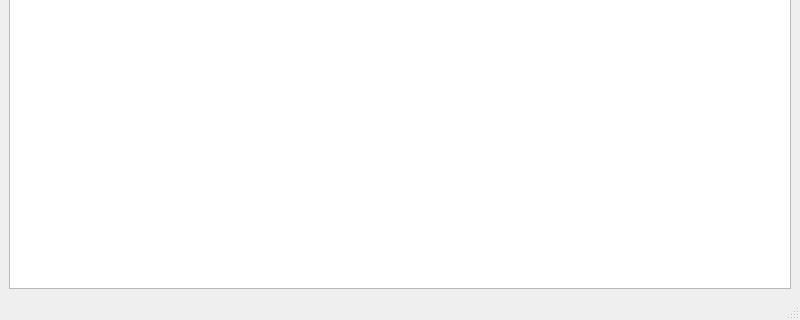
Qt form main.ui (bot-tg-simple/Espresso) before a commit; both pictures show x 0 to 800 and y 280 to 600 of the 800 by 600 pixel window.
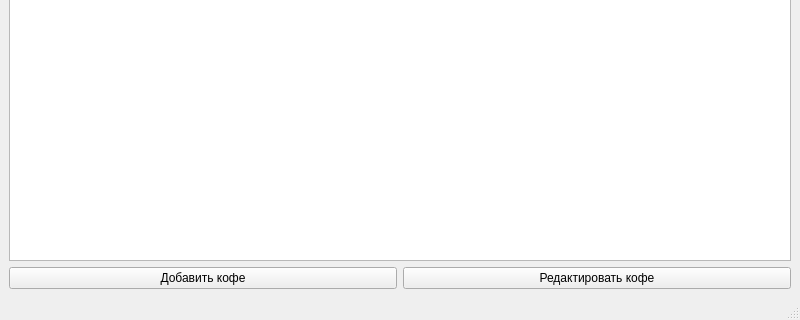
The same form after that commit.

The edit to the form file:
```diff
--- a/main.ui
+++ b/main.ui
@@ -18,6 +18,24 @@
     <item>
      <widget class="QTableWidget" name="tableWidget"/>
     </item>
+    <item>
+     <layout class="QHBoxLayout" name="horizontalLayout">
+      <item>
+       <widget class="QPushButton" name="addCoffeeButton">
+        <property name="text">
+         <string>Добавить кофе</string>
+        </property>
+       </widget>
+      </item>
+      <item>
+       <widget class="QPushButton" name="editCoffeeButton">
+        <property name="text">
+         <string>Редактировать кофе</string>
+        </property>
+       </widget>
+      </item>
+     </layout>
+    </item>
    </layout>
   </widget>
   <widget class="QMenuBar" name="menubar"/>
```
